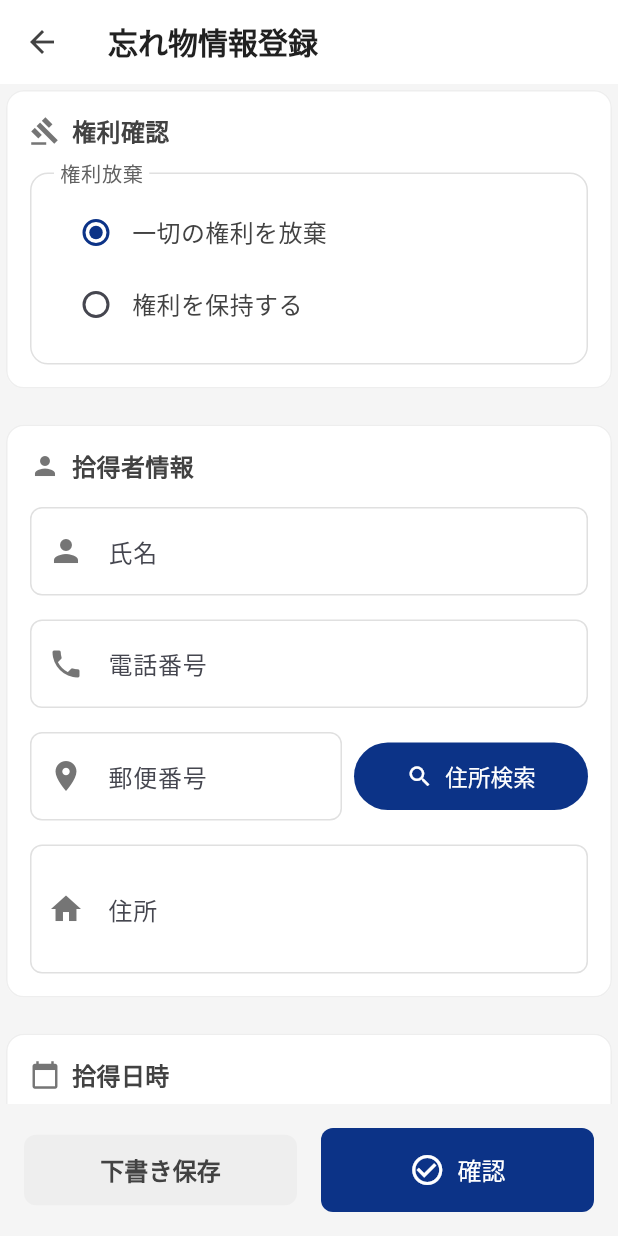
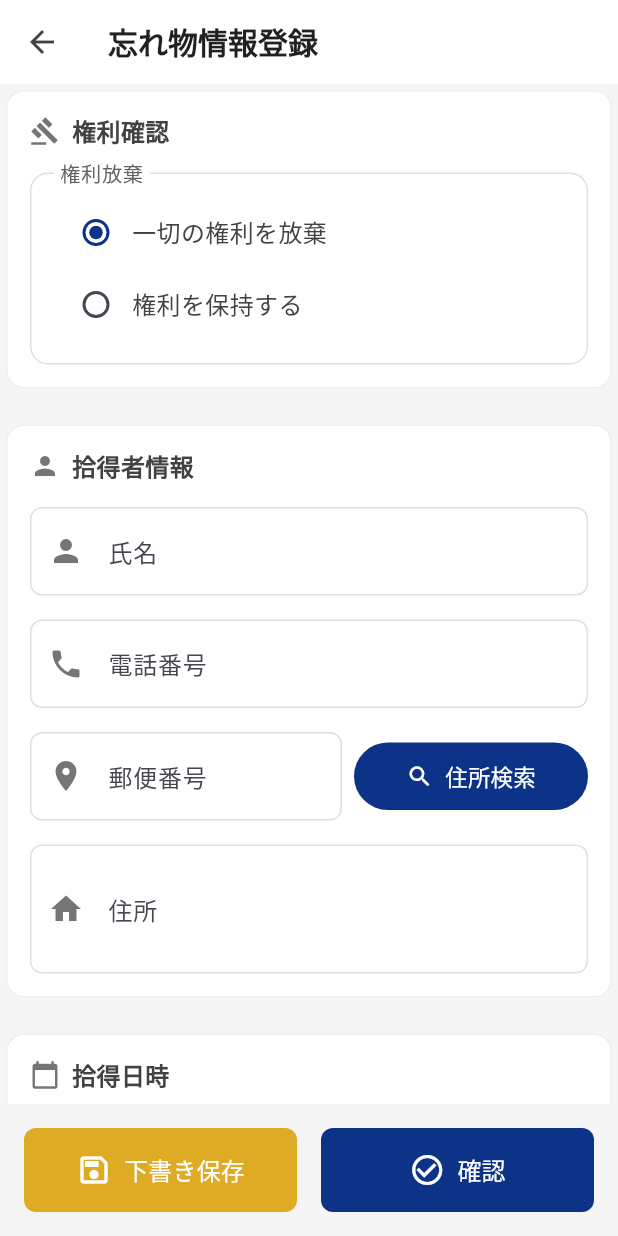
Before and after one commit to arisanahata/lost-item-hub, a Flutter app: the LostItemFormScreen screen opened directly, after a tap on "下書き保存", on a phone screen of 412 x 824 dp. Run offline on Flutter 3.47's test engine with Material 3 defaults, Android fonts, the phone set to English and light mode, and no system bars; drawn by our look-alikes of flutter_form_builder; our stand-ins replace expandable, flutter_hooks, form_builder_validators, freezed_annotation, google_fonts, hive and 3 more; accounts and stored records are empty.

Commit message:
下書き保存修正

```diff
--- a/mobile/lib/features/lost_item/presentation/screens/lost_item_form_screen.dart
+++ b/mobile/lib/features/lost_item/presentation/screens/lost_item_form_screen.dart
@@ -40,6 +40,16 @@ class LostItemFormScreen extends HookConsumerWidget {
     final filledFields = useState<Set<String>>({});
     final moneyControllers = useState<Map<String, TextEditingController>>({});
     final totalAmount = useState<int>(0);
+    final animationController = useAnimationController(
+      duration: const Duration(milliseconds: 300),
+    );
+    final fadeAnimation = Tween<double>(
+      begin: 0.0,
+      end: 1.0,
+    ).animate(CurvedAnimation(
+      parent: animationController,
+      curve: Curves.easeInOut,
+    ));
 
     // FocusNodeをuseMemoizedで作成
     final nodes = useMemoized(() {
@@ -940,7 +950,14 @@ class LostItemFormScreen extends HookConsumerWidget {
       return null;
     }, [initialFormData]);
 
-    return Scaffold(
+    useEffect(() {
+      animationController.forward();
+      return null;
+    }, []);
+
+    return FadeTransition(
+      opacity: fadeAnimation,
+      child: Scaffold(
         backgroundColor: Colors.grey[100],
         appBar: AppBar(
           title: Text(
@@ -988,59 +1005,52 @@ class LostItemFormScreen extends HookConsumerWidget {
           child: Row(
             children: [
               Expanded(
-              child: ElevatedButton(
-                onPressed: () async {
-                  if (formKey.value.currentState?.saveAndValidate() ?? false) {
-                    final formData = formKey.value.currentState!.value;
+                child: ElevatedButton.icon(
+                  onPressed: () {
+                    final formState = formKey.value.currentState;
+                    if (formState != null && formState.saveAndValidate()) {
+                      // 変更可能な新しいマップを作成
+                      final formData = Map<String, dynamic>.from(formState.value);
                       // 合計金額を追加
                       formData['cash'] = totalAmount.value;
 
-                    // 下書きとして保存
-                    final draft = LostItem.fromJson(formData);
-                    final box = Hive.box<LostItem>('drafts');
-                    if (isEditing && draftId != null) {
-                      await box.put(draftId, draft);
-                    } else {
-                      await box.add(draft);
-                    }
+                      print('=== フォームデータ ===');
+                      print('権利放棄: ${formData['hasRightsWaiver']}');
+                      print('氏名公表: ${formData['hasNameDisclosure']}');
+                      print('現金: ${formData['cash']}');
+                      print('日時: ${formData['foundDate']}, ${formData['foundTime']}');
+                      print('その他のデータ: $formData');
+                      print('==================');
 
-                    // 保存完了メッセージを表示
-                    if (context.mounted) {
+                      ref
+                          .read(draftListProvider.notifier)
+                          .saveDraft(formData, draftId: draftId)
+                          .then((_) {
                         ScaffoldMessenger.of(context).showSnackBar(
-                        const SnackBar(
-                          content: Text('下書き保存されました'),
-                          duration: Duration(seconds: 2),
+                          SnackBar(
+                            content: Text(isEditing ? '上書き保存しました' : '下書きを保存しました'),
+                            behavior: SnackBarBehavior.floating,
                           ),
                         );
-
-                      // ホーム画面に遷移
-                      Future.delayed(const Duration(seconds: 1), () {
-                        if (context.mounted) {
-                          Navigator.of(context).pushAndRemoveUntil(
-                            MaterialPageRoute(
-                              builder: (context) => const HomeScreen(),
-                            ),
-                            (route) => false,
-                          );
-                        }
+                        Navigator.pop(context);
                       });
                     }
-                  }
                   },
-                style: ElevatedButton.styleFrom(
-                  backgroundColor: Colors.grey[200],
-                  foregroundColor: Colors.grey[800],
-                  padding:
-                      const EdgeInsets.symmetric(horizontal: 24, vertical: 12),
-                  shape: RoundedRectangleBorder(
-                    borderRadius: BorderRadius.circular(8),
-                  ),
-                ),
-                child: Text(
+                  icon: const Icon(Icons.save_outlined,
+                      size: 24, color: Colors.white),
+                  label: Text(
                     '下書き保存',
                     style: GoogleFonts.notoSans(
                       fontSize: 16,
-                    fontWeight: FontWeight.bold,
+                      fontWeight: FontWeight.w500,
+                    ),
+                  ),
+                  style: ElevatedButton.styleFrom(
+                    backgroundColor: const Color.fromARGB(255, 223, 170, 36),
+                    foregroundColor: Colors.white,
+                    padding: const EdgeInsets.symmetric(vertical: 16),
+                    shape: RoundedRectangleBorder(
+                      borderRadius: BorderRadius.circular(8),
                     ),
                   ),
                 ),
@@ -1081,6 +1091,7 @@ class LostItemFormScreen extends HookConsumerWidget {
                 ),
               ),
             ],
+          ),
         ),
       ),
     );
```
Lines whose indentation alone changed are shown as unchanged.
